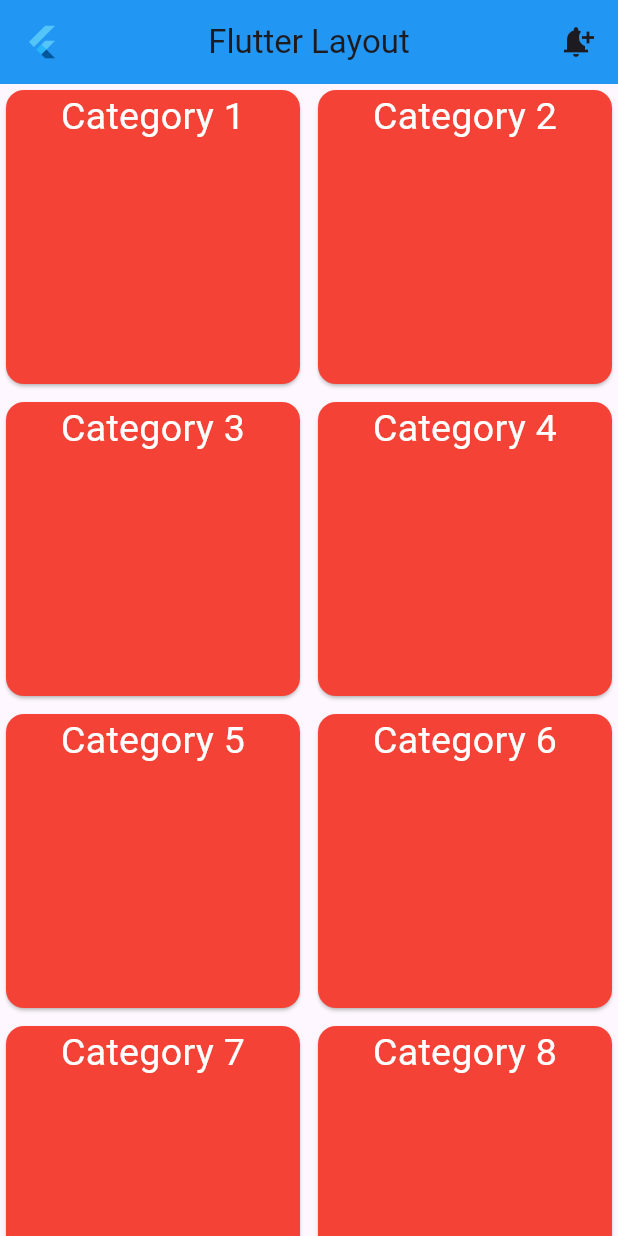
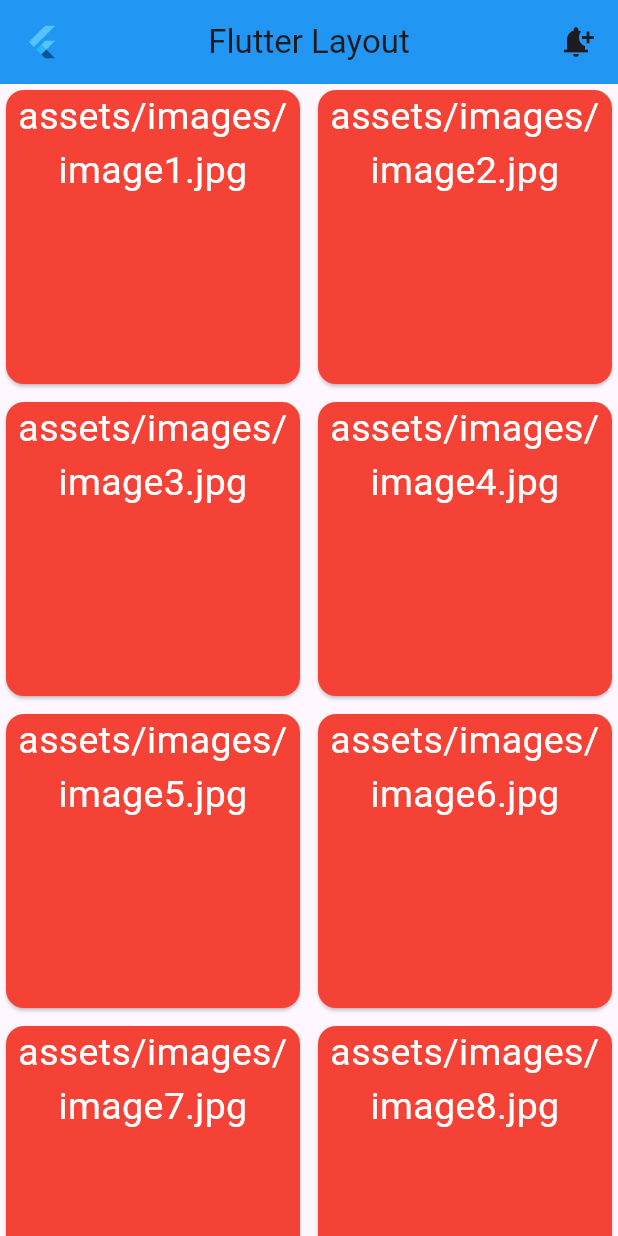
Before and after one commit to Navpreet114/flutter_layout_advanced, a Flutter app: the screen it shows after launch, on a phone screen of 412 x 824 dp. Run offline on Flutter 3.47's test engine with Material 3 defaults, Android fonts, the phone set to English and light mode, and no system bars.

Commit message:
first commit

```diff
--- a/lib/modules/list_body.dart
+++ b/lib/modules/list_body.dart
@@ -1,20 +1,20 @@
 import 'package:flutter/material.dart';
 
 List<String> categories = [
-  'Category 1',
-  'Category 2',
-  'Category 3',
-  'Category 4',
-  'Category 5',
-  'Category 6',
-  'Category 7',
-  'Category 8',
+  'assets/images/image1.jpg',
+  'assets/images/image2.jpg',
+  'assets/images/image3.jpg',
+  'assets/images/image4.jpg',
+  'assets/images/image5.jpg',
+  'assets/images/image6.jpg',
+  'assets/images/image7.jpg',
+  'assets/images/image8.jpg',
 ];
 
-List<Widget> numbers = categories.map((category) {
+List<Widget> numbers = categories.map((image) {
   return Card(
     color: Colors.red,
-    child: Text(category,
+    child: Text(image,
         textAlign: TextAlign.center,
         style: TextStyle(
           color: Colors.white,
--- a/pubspec.yaml
+++ b/pubspec.yaml
@@ -17,3 +17,6 @@ dev_dependencies:
 
 flutter:
   uses-material-design: true
+
+  assets:
+    - assets/images/
```
Also changed, not shown: assets/images/image1.jpg (added), assets/images/image2.jpg (added), assets/images/image3.jpg (added), assets/images/image4.jpg (added), assets/images/image5.jpg (added), assets/images/image6.jpg (added), assets/images/image8.jpg (added), 1 other file.
